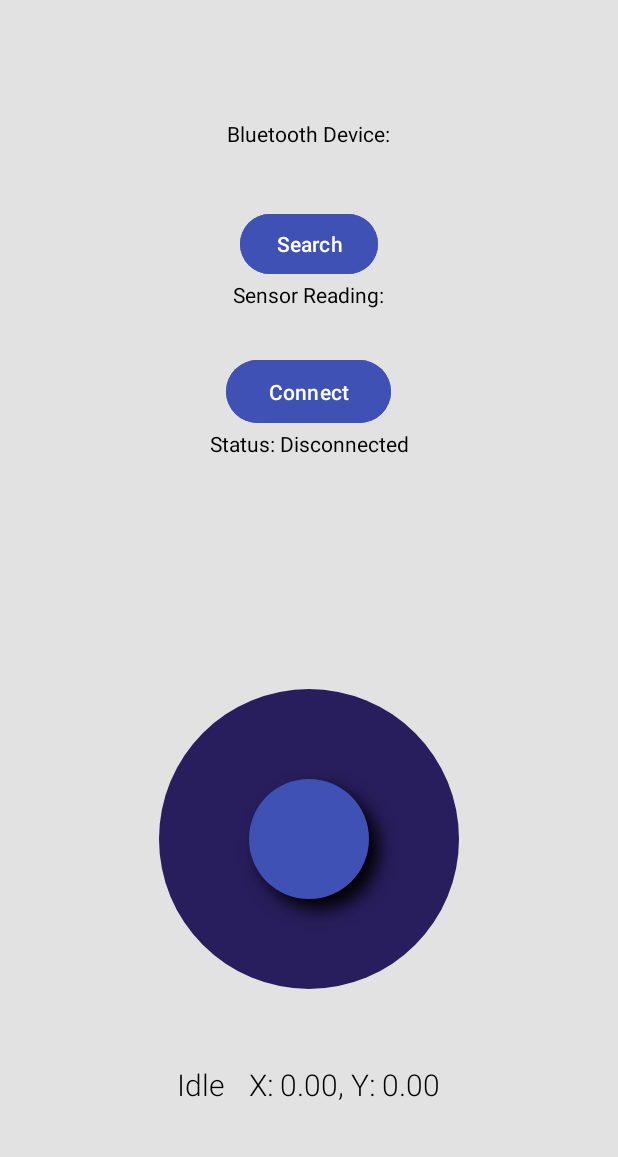
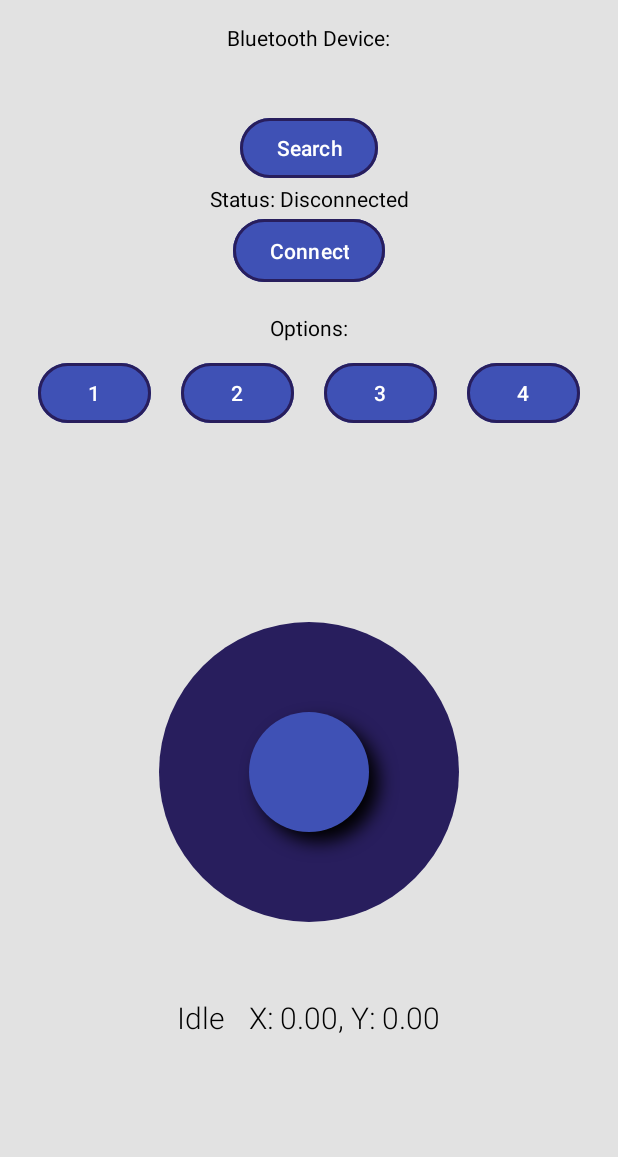
Before and after one commit to Brendac87/appJoystick, an Android app: the screen it shows after launch (MainActivity), on a phone screen of 412 x 824 dp, the part 79-1236 px from its top. Run offline under Robolectric (Android 15) with nearby library versions, the phone set to English and light mode, and no system bars.

Commit message:
changes_options

```diff
--- a/app/src/main/java/com/example/joystick/MainActivity.java
+++ b/app/src/main/java/com/example/joystick/MainActivity.java
@@ -49,9 +49,13 @@ public class MainActivity extends AppCompatActivity {
     private Button searchButton;
     private TextView statusText;
     private TextView deviceText;
-    private TextView deviceReading;
     private TextView coordinateText;
     private TextView directionText;
+
+    private Button button1;
+    private Button button2;
+    private Button button3;
+    private Button button4;
     private JoystickView joystickView;
     private Handler uiHandler;
     private ConnectThread currentConnectThread;
@@ -85,7 +89,13 @@ public class MainActivity extends AppCompatActivity {
         connectButton = findViewById(R.id.connectButton);
         statusText = findViewById(R.id.status);
         deviceText = findViewById(R.id.deviceText);
-        deviceReading = findViewById(R.id.deviceReading);
+
+
+        //referencias a los botones
+        button1 = findViewById(R.id.button1);
+        button2 = findViewById(R.id.button2);
+        button3 = findViewById(R.id.button3);
+        button4 = findViewById(R.id.button4);
 
 
 
@@ -100,8 +110,8 @@ public class MainActivity extends AppCompatActivity {
                             break;
 
                         case MessageConstants.MESSAGE_READ:
-                            String value = (String) msg.obj;
-                            deviceReading.setText(value);
+                            //String value = (String) msg.obj;
+
                             break;
 
                         case MessageConstants.MESSAGE_WRITE:
@@ -110,21 +120,22 @@ public class MainActivity extends AppCompatActivity {
                             break;
 
                         case MessageConstants.MESSAGE_DISCONNECTED:
+                            isConnected = false;
                             cleanSession();
-                            isConnected = false;
+
                             break;
                         case MessageConstants.MESSAGE_CONNECTION_SUCCESS:
                             handleConnectionSuccess((BluetoothSocket) msg.obj);
                             break;
 
                         case MessageConstants.MESSAGE_CONNECTION_FAILED:
+                            isConnected = false;
                             handleConnectionFailure();
-                            isConnected = false;
+
                             break;
 
                         case MessageConstants.MESSAGE_CONNECTION_IN_PROGRESS:
                             statusText.setText("Status: Connecting...");
-                            //connectButton.setEnabled(false);
                             break;
                     }
                 }
@@ -133,11 +144,13 @@ public class MainActivity extends AppCompatActivity {
 
         setupSearchButton();
         setupConnectButton();
+        setupOptionButton();
 
         joystickView.setOnJoystickMoveListener(new OnJoystickMoveListener() {
             @Override
             public void onMove(float xPercent, float yPercent, String direction) {
-                coordinateText.setText(String.format("X: %.2f, Y: %.2f", xPercent, yPercent));
+                float invertedY=-yPercent;
+                coordinateText.setText(String.format("X: %.2f, Y: %.2f", xPercent, invertedY));
                 directionText.setText(direction);
 
                 if (!bluetoothAdapter.isEnabled() || !permissionBluetooth()) { //bluetooth está apagado o faltan permisos
@@ -145,8 +158,8 @@ public class MainActivity extends AppCompatActivity {
                 }
                 else{
                     //enviar al Arduino
-                    if (readWriteThread != null && isConnected && !direction.equals("Idle")) {
-                        String message = String.format("X%.2fY%.2f\n", xPercent, yPercent); //ejemplo: X0.75Y0.42
+                    if (readWriteThread != null && isConnected && !direction.equals("Idle")) { //se agrega el ; y el eje y invertido
+                        String message = String.format("X%.2fY%.2f;\n", xPercent, invertedY); //ejemplo: X0.75Y0.42
                         readWriteThread.write(message.getBytes(StandardCharsets.UTF_8));
                     }
 
@@ -163,7 +176,6 @@ public class MainActivity extends AppCompatActivity {
         }
 
         //margenes
-
         ViewCompat.setOnApplyWindowInsetsListener(findViewById(R.id.main), (v, insets) -> {
             Insets systemBars = insets.getInsets(WindowInsetsCompat.Type.systemBars());
             v.setPadding(systemBars.left, systemBars.top, systemBars.right, systemBars.bottom);
@@ -191,7 +203,8 @@ public class MainActivity extends AppCompatActivity {
                         for (BluetoothDevice device : pairedDevices) {
                             String deviceName = device.getName();
                             String deviceHardwareAddress = device.getAddress(); //MAC address
-                            deviceFound= deviceFound + deviceName + " / "+deviceHardwareAddress+"\n";
+                            //deviceFound= deviceFound + deviceName + "\n";
+                            deviceFound= deviceFound + deviceName + " | "+deviceHardwareAddress+"\n";
                             //deviceFound= deviceFound +deviceHardwareAddress+"\n";
                             if (deviceName.equals("HC-05")) { //esta el nombre del bluetooth por defecto del HC5
                                 Log.d(TAG, "HC-05 bluetooth encontrado");
@@ -223,6 +236,7 @@ public class MainActivity extends AppCompatActivity {
                     Toast.makeText(v.getContext(),
                             "No se detecto el dispositivo", //si no hay dispositivo
                             Toast.LENGTH_SHORT).show();
+
                 } else if (!isConnected) {
                     terminateBluetoothSession();
                     bluetoothConnectionStream();
@@ -230,6 +244,27 @@ public class MainActivity extends AppCompatActivity {
             }
         });
 
+
+    }
+    private void setupOptionButton() {
+        setupCommandButton(button1, "1"); //opciones de los botones
+        setupCommandButton(button2, "2");
+        setupCommandButton(button3, "3");
+        setupCommandButton(button4, "4");
+    }
+
+    private void setupCommandButton(Button button, String command){
+        if (button != null) {
+            button.setOnClickListener(v -> {
+                if (readWriteThread != null && isConnected) {
+                    readWriteThread.write((command + ";").getBytes(StandardCharsets.UTF_8)); //se envia la opcion + ; | ejemplo: 2; 4; | se puede agregar salto de linea dependiendo de la conf del arduino
+                    uiHandler.obtainMessage(MessageConstants.MESSAGE_TOAST, "Enviado: " + command).sendToTarget();
+
+                } else {
+                    uiHandler.obtainMessage(MessageConstants.MESSAGE_TOAST, "Sin conexión con el dispositivo").sendToTarget();
+                }
+            });
+        }
 
     }
 
@@ -265,29 +300,38 @@ public class MainActivity extends AppCompatActivity {
         MyBluetoothService btService = new MyBluetoothService(uiHandler);
         readWriteThread = btService.new ConnectedThread(socket);
         readWriteThread.start();
+        isConnected = true;
+        updateButtonEnabledState();
 
-        connectButton.setEnabled(true);
-        isConnected = true;
     }
 
     private void handleConnectionFailure() {
         runOnUiThread(() -> {
             statusText.setText("Status: Connection Failed");
-            connectButton.setEnabled(true);
+
         });
         terminateBluetoothSession();
+        updateButtonEnabledState();
+    }
+
+    private void updateButtonEnabledState()
+    {
+        boolean enabled = isConnected;
+        button1.setEnabled(enabled);
+        button2.setEnabled(enabled);
+        button3.setEnabled(enabled);
+        button4.setEnabled(enabled);
     }
 
 
     //Funciones de limpieza de sesion, termina los hilos
-
     private void cleanSession(){
         deviceText.setText("");
-        deviceReading.setText("");
         statusText.setText("Status: Disconnected");
         terminateBluetoothSession();
         //no hay un dispositivo seleccionado
         robotBluetoothDevice = null;
+        updateButtonEnabledState();
     }
 
     private void terminateBluetoothSession() {
--- a/app/src/main/java/com/example/joystick/MyBluetoothService.java
+++ b/app/src/main/java/com/example/joystick/MyBluetoothService.java
@@ -100,6 +100,7 @@ public class MyBluetoothService {
                         "No se pudo enviar los datos al otro dispositivo");
                 writeErrorMsg.setData(bundle);
                 handler.sendMessage(writeErrorMsg);
+                handler.obtainMessage(MessageConstants.MESSAGE_DISCONNECTED).sendToTarget();
             }
         }
 
--- a/app/src/main/res/layout-land/activity_main.xml
+++ b/app/src/main/res/layout-land/activity_main.xml
@@ -75,35 +75,11 @@
                 android:layout_marginTop="0dp"
                 android:text="Search"
                 android:textColor="@color/white"
-                android:backgroundTint="@color/hat_blue"
+
+                app:backgroundTint="@color/hat_blue"
+                app:strokeWidth="2dp"
+                app:strokeColor="@color/violet_blue"
                 />
-
-            <TextView
-                android:id="@+id/titleHT"
-                android:layout_width="wrap_content"
-                android:layout_height="wrap_content"
-                android:text="Sensor Reading:"
-                android:textColor="@color/black"
-
-                />
-
-            <TextView
-                android:id="@+id/deviceReading"
-                android:layout_width="wrap_content"
-                android:layout_height="30dp"
-                android:text=""
-
-                android:textColor="@color/black"
-                android:textSize="15sp" />
-
-
-            <Button
-                android:id="@+id/connectButton"
-                android:layout_width="110dp"
-                android:layout_height="50dp"
-                android:backgroundTint="@color/hat_blue"
-                android:text="Connect"
-                android:textColor="@color/white" />
 
             <TextView
                 android:id="@+id/status"
@@ -114,7 +90,100 @@
                 android:gravity="center"
                 android:text="Status: Disconnected"
                 android:textColor="@color/black"
+                android:layout_marginTop="5dp"
                 />
+
+
+
+
+            <Button
+                android:id="@+id/connectButton"
+                android:layout_width="110dp"
+                android:layout_height="50dp"
+                android:backgroundTint="@color/hat_blue"
+                android:text="Connect"
+
+                app:backgroundTint="@color/hat_blue"
+                app:strokeWidth="2dp"
+                app:strokeColor="@color/violet_blue"
+                android:textColor="@color/white"/>
+
+
+
+            <LinearLayout
+                android:id="@+id/options_layout"
+                android:layout_width="match_parent"
+                android:layout_height="wrap_content"
+                android:gravity="center"
+                android:orientation="vertical"
+                android:layout_marginTop="5dp"
+                android:layout_marginLeft="15dp"
+                android:layout_marginRight="15dp">
+
+                <TextView
+                    android:id="@+id/options"
+                    android:layout_width="297dp"
+                    android:layout_height="wrap_content"
+                    android:gravity="center"
+                    android:text="Options:"
+                    android:textColor="@color/black"/>
+
+                <LinearLayout
+                    android:id="@+id/button_layout"
+                    android:layout_width="match_parent"
+                    android:layout_height="wrap_content"
+                    android:orientation="horizontal"
+                    android:gravity="center">
+
+                    <Button
+                        android:id="@+id/button1"
+                        android:layout_width="30dp"
+                        android:layout_height="wrap_content"
+                        android:layout_weight="1"
+                        android:text="1"
+                        android:layout_margin="10dp"
+                        app:backgroundTint="@color/hat_blue"
+                        app:strokeWidth="2dp"
+                        app:strokeColor="@color/violet_blue"
+                        android:textColor="@color/white"/>
+
+                    <Button
+                        android:id="@+id/button2"
+                        android:layout_width="30dp"
+                        android:layout_height="wrap_content"
+                        android:layout_weight="1"
+                        android:text="2"
+                        android:layout_margin="10dp"
+                        app:backgroundTint="@color/hat_blue"
+                        app:strokeWidth="2dp"
+                        app:strokeColor="@color/violet_blue"
+                        android:textColor="@color/white"/>
+
+                    <Button
+                        android:id="@+id/button3"
+                        android:layout_width="30dp"
+                        android:layout_height="wrap_content"
+                        android:layout_weight="1"
+                        android:text="3"
+                        android:layout_margin="10dp"
+                        app:backgroundTint="@color/hat_blue"
+                        app:strokeWidth="2dp"
+                        app:strokeColor="@color/violet_blue"
+                        android:textColor="@color/white"/>
+
+                    <Button
+                        android:id="@+id/button4"
+                        android:layout_width="30dp"
+                        android:layout_height="wrap_content"
+                        android:layout_weight="1"
+                        android:text="4"
+                        android:layout_margin="10dp"
+                        app:backgroundTint="@color/hat_blue"
+                        app:strokeWidth="2dp"
+                        app:strokeColor="@color/violet_blue"
+                        android:textColor="@color/white"/>
+                </LinearLayout>
+            </LinearLayout>
         </LinearLayout>
 
         <!-- Sección Joystick -->
--- a/app/src/main/res/layout/activity_main.xml
+++ b/app/src/main/res/layout/activity_main.xml
@@ -13,9 +13,6 @@
     <LinearLayout
         android:layout_width="match_parent"
         android:layout_height="wrap_content"
-        android:layout_marginTop="0dp"
-        android:layout_marginEnd="0dp"
-        android:layout_marginStart="0dp"
         android:orientation="horizontal">
 
         <TextView
@@ -30,101 +27,148 @@
             android:layout_weight="1"
             android:letterSpacing="0.05"
             android:padding="12dp"/>
-
     </LinearLayout>
 
     <LinearLayout
+        android:layout_width="match_parent"
+        android:layout_height="wrap_content"
+        android:gravity="center"
+        android:orientation="vertical"
+        android:layout_margin="15dp">
 
-
-        android:layout_width="match_parent"
-        android:layout_height="0dp"
-        android:layout_weight="1"
-        android:layout_marginStart="0dp"
-        android:layout_marginTop="0dp"
-        android:gravity="center"
-        android:orientation="vertical">
-        <!--android:layout_height="250dp"-->
         <TextView
             android:id="@+id/titleDevicesText"
             android:layout_width="wrap_content"
             android:layout_height="wrap_content"
             android:text="Bluetooth Device:"
             android:gravity="center"
-            android:textColor="@color/black"
-            />
+            android:textColor="@color/black"/>
+
         <TextView
             android:id="@+id/deviceText"
             android:layout_width="wrap_content"
             android:layout_height="40dp"
             android:text=""
-            android:textColor="@color/black"
+            android:textColor="@color/black"/>
 
-            />
         <Button
             android:id="@+id/searchButton"
             android:layout_width="wrap_content"
             android:layout_height="wrap_content"
-            android:layout_marginStart="0dp"
-            android:layout_marginTop="0dp"
             android:text="Search"
-            android:textColor="@color/white"
-            android:backgroundTint="@color/hat_blue"
-            />
-
-        <TextView
-            android:id="@+id/titleHT"
-            android:layout_width="wrap_content"
-            android:layout_height="wrap_content"
-            android:text="Sensor Reading:"
-            android:textColor="@color/black"
-
-            />
-
-        <TextView
-            android:id="@+id/deviceReading"
-            android:layout_width="wrap_content"
-            android:layout_height="30dp"
-            android:text=""
-
-            android:textColor="@color/black"
-            android:textSize="15sp" />
-
-
-        <Button
-            android:id="@+id/connectButton"
-            android:layout_width="110dp"
-            android:layout_height="50dp"
-
-            android:backgroundTint="@color/hat_blue"
-            android:text="Connect"
-            android:textColor="@color/white" />
+            app:backgroundTint="@color/hat_blue"
+            app:strokeWidth="2dp"
+            app:strokeColor="@color/violet_blue"
+            android:textColor="@color/white"/>
 
         <TextView
             android:id="@+id/status"
             android:layout_width="297dp"
             android:layout_height="wrap_content"
-            android:layout_marginEnd="0dp"
-
             android:gravity="center"
             android:text="Status: Disconnected"
-            android:textColor="@color/black"
-            />
+            android:textColor="@color/black"/>
+
+        <Button
+            android:id="@+id/connectButton"
+            android:layout_width="wrap_content"
+            android:layout_height="50dp"
+            android:backgroundTint="@color/hat_blue"
+            android:text="Connect"
+            android:textColor="@color/white"
+            app:backgroundTint="@color/hat_blue"
+            app:strokeWidth="2dp"
+            app:strokeColor="@color/violet_blue"/>
+
 
     </LinearLayout>
 
+    <LinearLayout
+        android:id="@+id/options_layout"
+        android:layout_width="match_parent"
+        android:layout_height="wrap_content"
+        android:gravity="center"
+        android:orientation="vertical"
+        android:layout_marginTop="1dp"
+        android:layout_marginLeft="15dp"
+        android:layout_marginRight="15dp">
 
+        <TextView
+            android:id="@+id/options"
+            android:layout_width="297dp"
+            android:layout_height="wrap_content"
+            android:gravity="center"
+            android:text="Options:"
+            android:textColor="@color/black"/>
+
+        <LinearLayout
+            android:id="@+id/button_layout"
+            android:layout_width="match_parent"
+            android:layout_height="wrap_content"
+            android:orientation="horizontal"
+            android:gravity="center">
+
+            <Button
+                android:id="@+id/button1"
+                android:layout_width="30dp"
+                android:layout_height="wrap_content"
+                android:layout_weight="1"
+                android:text="1"
+                android:layout_margin="10dp"
+                app:backgroundTint="@color/hat_blue"
+                app:strokeWidth="2dp"
+                app:strokeColor="@color/violet_blue"
+                android:textColor="@color/white"
+                android:enabled="false"/>
+
+            <Button
+                android:id="@+id/button2"
+                android:layout_width="30dp"
+                android:layout_height="wrap_content"
+                android:layout_weight="1"
+                android:text="2"
+                android:layout_margin="10dp"
+                app:backgroundTint="@color/hat_blue"
+                app:strokeWidth="2dp"
+                app:strokeColor="@color/violet_blue"
+                android:textColor="@color/white"
+                android:enabled="false"/>
+
+            <Button
+                android:id="@+id/button3"
+                android:layout_width="30dp"
+                android:layout_height="wrap_content"
+                android:layout_weight="1"
+                android:text="3"
+                android:layout_margin="10dp"
+                app:backgroundTint="@color/hat_blue"
+                app:strokeWidth="2dp"
+                app:strokeColor="@color/violet_blue"
+                android:textColor="@color/white"
+                android:enabled="false"/>
+
+            <Button
+                android:id="@+id/button4"
+                android:layout_width="30dp"
+                android:layout_height="wrap_content"
+                android:layout_weight="1"
+                android:text="4"
+                android:layout_margin="10dp"
+                app:backgroundTint="@color/hat_blue"
+                app:strokeWidth="2dp"
+                app:strokeColor="@color/violet_blue"
+                android:textColor="@color/white"
+                android:enabled="false"/>
+        </LinearLayout>
+    </LinearLayout>
 
     <LinearLayout
-
         android:id="@+id/joystick_layout"
         android:layout_width="match_parent"
+        android:layout_height="0dp"
+        android:layout_weight="3"
         android:orientation="vertical"
-        android:layout_height="0dp"
-        android:layout_weight="1"
         android:gravity="center">
-        <!--Joystick-->
-
-
 
         <com.example.joystick.JoystickView
             android:id="@+id/joystickView"
@@ -141,9 +185,6 @@
             android:gravity="center"
             android:orientation="horizontal">
 
-            <!-- Dirección -->
-
-            <!-- Coordenadas -->
             <TextView
                 android:id="@+id/directionText"
                 android:layout_width="wrap_content"
@@ -152,7 +193,7 @@
                 android:fontFamily="sans-serif-light"
                 android:text="Idle"
                 android:textColor="@color/black"
-                android:textSize="20sp" />
+                android:textSize="20sp"/>
 
             <TextView
                 android:id="@+id/coordinateText"
@@ -161,10 +202,8 @@
                 android:fontFamily="sans-serif-light"
                 android:text="X: 0.00, Y: 0.00"
                 android:textColor="@color/black"
-                android:textSize="20sp" />
-
+                android:textSize="20sp"/>
         </LinearLayout>
-
     </LinearLayout>
 
 </LinearLayout>
```
